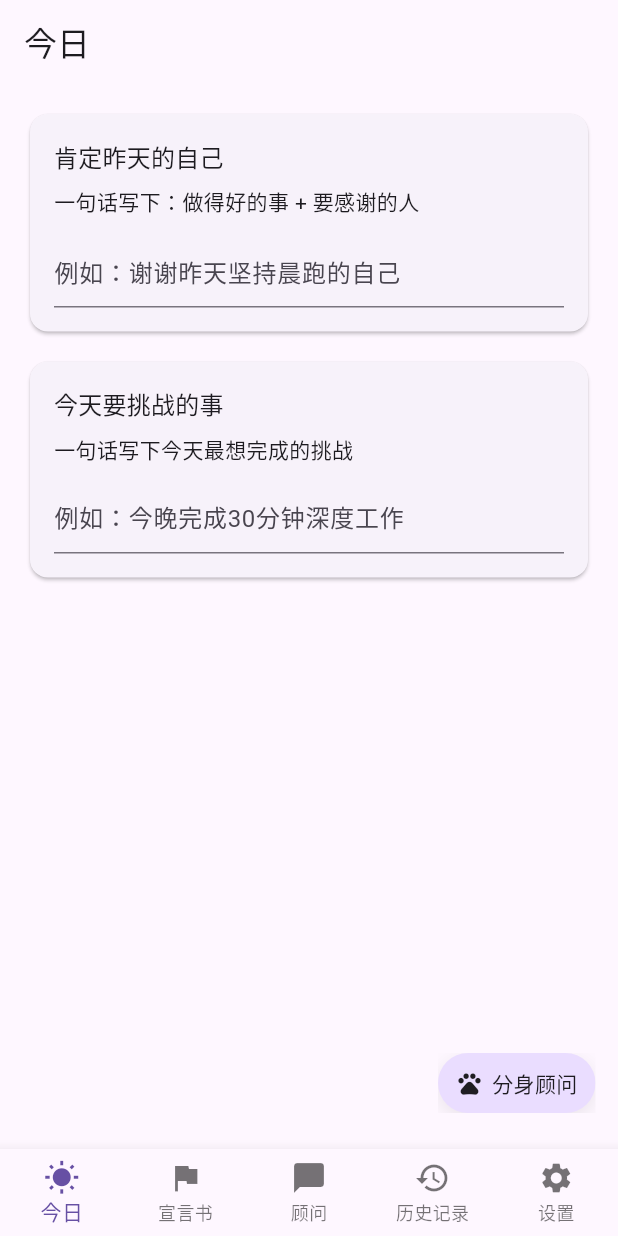
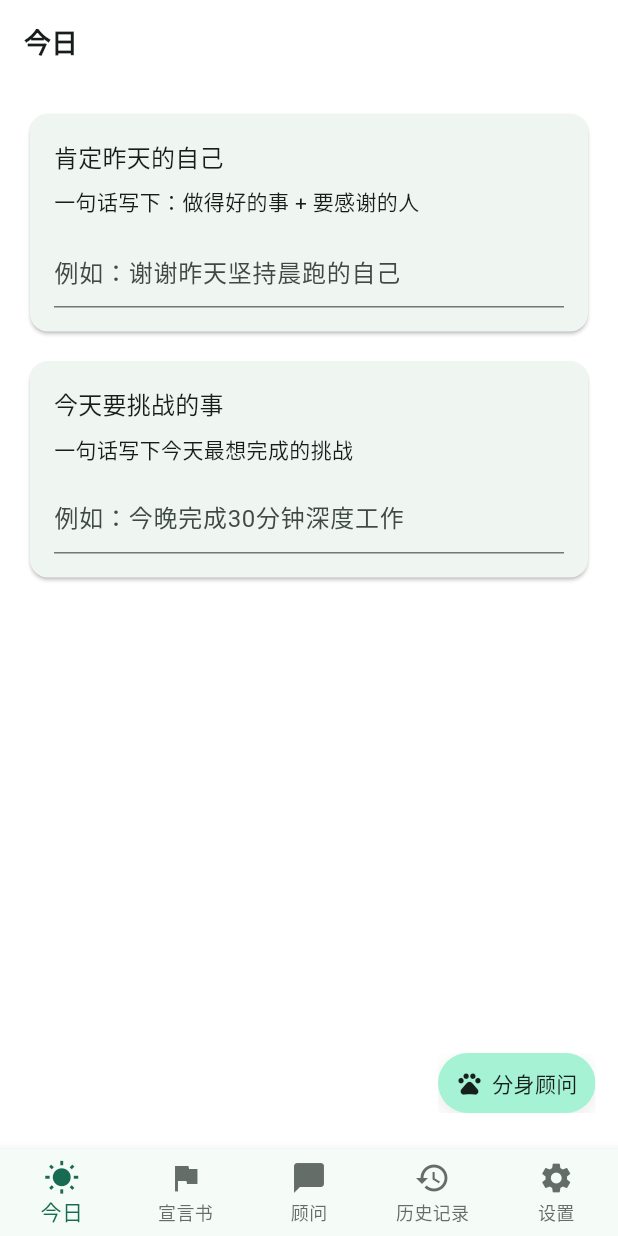
Before and after one commit to mlai21/PetPaw, a Flutter app: the screen it shows after launch, on a phone screen of 412 x 824 dp. Run offline on Flutter 3.47's test engine with Material 3 defaults, Android fonts, the phone set to English and light mode, and no system bars.

Commit message:
feat: add system dark theme and advisor adaptive colors
Switch the app to follow system light/dark mode with a pure white light background, and replace advisor page hardcoded whites with theme-driven colors to keep dark mode visually stable.

Co-authored-by: Cursor <cursoragent@cursor.com>

```diff
--- a/apps/mobile/lib/core/app.dart
+++ b/apps/mobile/lib/core/app.dart
@@ -10,9 +10,51 @@ class PetPawApp extends StatelessWidget {
 
   @override
   Widget build(BuildContext context) {
-    return const MaterialApp(
+    final lightScheme = ColorScheme.fromSeed(
+      seedColor: const Color(0xFF10A37F),
+      brightness: Brightness.light,
+    );
+    final darkScheme = ColorScheme.fromSeed(
+      seedColor: const Color(0xFF10A37F),
+      brightness: Brightness.dark,
+    );
+
+    return MaterialApp(
       debugShowCheckedModeBanner: false,
-      home: _HomeShell(),
+      themeMode: ThemeMode.system,
+      theme: ThemeData(
+        useMaterial3: true,
+        colorScheme: lightScheme,
+        scaffoldBackgroundColor: Colors.white,
+        appBarTheme: AppBarTheme(
+          backgroundColor: Colors.white,
+          foregroundColor: lightScheme.onSurface,
+          elevation: 0,
+          centerTitle: false,
+          titleTextStyle: TextStyle(
+            color: lightScheme.onSurface,
+            fontSize: 18,
+            fontWeight: FontWeight.w600,
+          ),
+        ),
+      ),
+      darkTheme: ThemeData(
+        useMaterial3: true,
+        colorScheme: darkScheme,
+        scaffoldBackgroundColor: darkScheme.surface,
+        appBarTheme: AppBarTheme(
+          backgroundColor: darkScheme.surface,
+          foregroundColor: darkScheme.onSurface,
+          elevation: 0,
+          centerTitle: false,
+          titleTextStyle: TextStyle(
+            color: darkScheme.onSurface,
+            fontSize: 18,
+            fontWeight: FontWeight.w600,
+          ),
+        ),
+      ),
+      home: const _HomeShell(),
     );
   }
 }
@@ -131,6 +173,12 @@ class _HomeShellState extends State<_HomeShell> {
       bottomNavigationBar: BottomNavigationBar(
         type: BottomNavigationBarType.fixed,
         currentIndex: _currentIndex,
+        selectedItemColor: Theme.of(context).colorScheme.primary,
+        unselectedItemColor: Theme.of(
+          context,
+        ).colorScheme.onSurfaceVariant.withValues(alpha: 0.8),
+        backgroundColor: Theme.of(context).colorScheme.surface,
+        elevation: 6,
         onTap: (index) {
           setState(() {
             _currentIndex = index;
```
